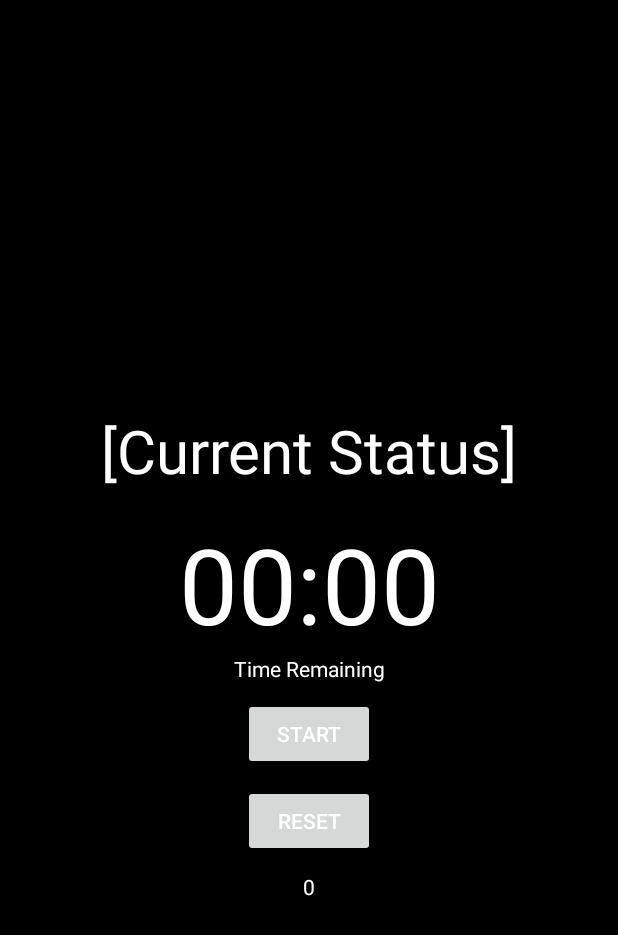
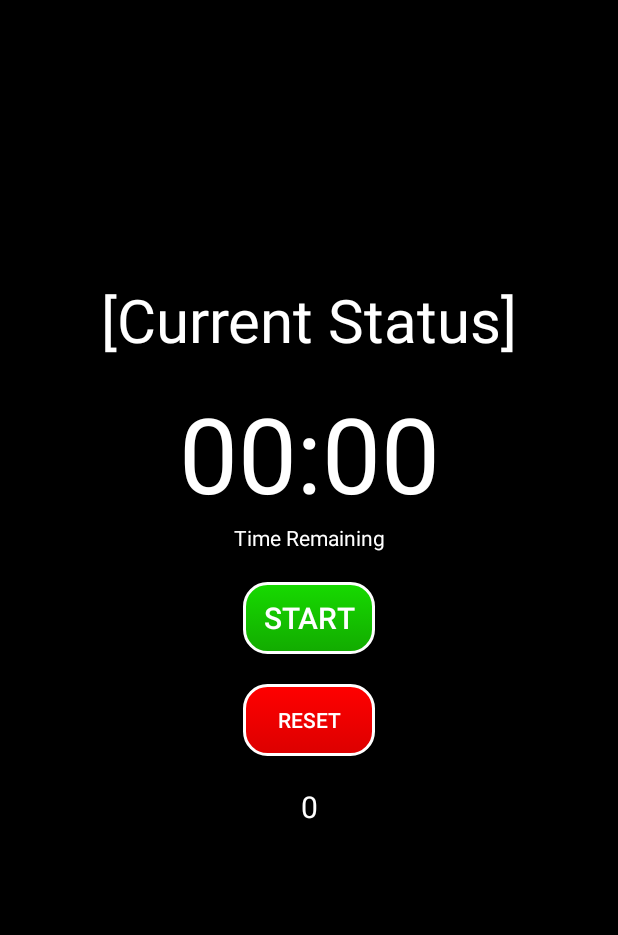
Before and after one commit to shuaybk/SirBoxalot, an Android app: the layout activity_main.xml on its own in the app's theme, with its tools: preview values and no code run, on a phone screen of 412 x 824 dp. Shown: the top 935 px of the screen. Run offline under Robolectric (Android 15) with nearby library versions, the phone set to English and light mode, and no system bars.

Commit message:
Add polish: Custom buttons

```diff
--- /dev/null
+++ b/app/src/main/res/drawable/green_button.xml
@@ -0,0 +1,8 @@
+<?xml version="1.0" encoding="utf-8"?>
+<selector xmlns:android="http://schemas.android.com/apk/res/android">
+    <item
+        android:state_pressed="true"
+        android:drawable="@drawable/green_button_pressed" />
+    <item
+        android:drawable="@drawable/green_button_default" />
+</selector>
--- /dev/null
+++ b/app/src/main/res/drawable/green_button_default.xml
@@ -0,0 +1,23 @@
+<?xml version="1.0" encoding="utf-8"?>
+<shape xmlns:android="http://schemas.android.com/apk/res/android"
+    android:shape="rectangle" >
+
+    <gradient
+        android:angle="90"
+        android:startColor="@color/greenDark"
+        android:endColor="@color/greenBright" />
+
+    <padding
+        android:bottom="10dp"
+        android:left="10dp"
+        android:right="10dp"
+        android:top="10dp" />
+
+    <stroke
+        android:width="2dp"
+        android:color="@color/white" />
+
+    <corners android:radius="15dp" />
+
+
+</shape>
--- /dev/null
+++ b/app/src/main/res/drawable/green_button_pressed.xml
@@ -0,0 +1,23 @@
+<?xml version="1.0" encoding="utf-8"?>
+<shape xmlns:android="http://schemas.android.com/apk/res/android"
+    android:shape="rectangle" >
+
+    <gradient
+        android:angle="90"
+        android:startColor="#15C300"
+        android:endColor="#19EA00" />
+
+    <padding
+        android:bottom="10dp"
+        android:left="10dp"
+        android:right="10dp"
+        android:top="10dp" />
+
+    <stroke
+        android:width="2dp"
+        android:color="@color/white" />
+
+    <corners android:radius="15dp" />
+
+
+</shape>
--- /dev/null
+++ b/app/src/main/res/drawable/plain_button.xml
@@ -0,0 +1,8 @@
+<?xml version="1.0" encoding="utf-8"?>
+<selector xmlns:android="http://schemas.android.com/apk/res/android">
+    <item
+        android:state_pressed="true"
+        android:drawable="@drawable/plain_button_pressed" />
+    <item
+        android:drawable="@drawable/plain_button_default" />
+</selector>
--- /dev/null
+++ b/app/src/main/res/drawable/plain_button_default.xml
@@ -0,0 +1,23 @@
+<?xml version="1.0" encoding="utf-8"?>
+<shape xmlns:android="http://schemas.android.com/apk/res/android"
+    android:shape="rectangle" >
+
+    <gradient
+        android:angle="90"
+        android:startColor="#888888"
+        android:endColor="#B3B3B3" />
+
+    <padding
+        android:bottom="10dp"
+        android:left="10dp"
+        android:right="10dp"
+        android:top="10dp" />
+
+    <stroke
+        android:width="2dp"
+        android:color="@color/white" />
+
+    <corners android:radius="15dp" />
+
+
+</shape>
--- /dev/null
+++ b/app/src/main/res/drawable/plain_button_pressed.xml
@@ -0,0 +1,23 @@
+<?xml version="1.0" encoding="utf-8"?>
+<shape xmlns:android="http://schemas.android.com/apk/res/android"
+    android:shape="rectangle" >
+
+    <gradient
+        android:angle="90"
+        android:startColor="#ACACAC"
+        android:endColor="#D6D6D6" />
+
+    <padding
+        android:bottom="10dp"
+        android:left="10dp"
+        android:right="10dp"
+        android:top="10dp" />
+
+    <stroke
+        android:width="2dp"
+        android:color="@color/white" />
+
+    <corners android:radius="15dp" />
+
+
+</shape>
--- /dev/null
+++ b/app/src/main/res/drawable/red_button.xml
@@ -0,0 +1,8 @@
+<?xml version="1.0" encoding="utf-8"?>
+<selector xmlns:android="http://schemas.android.com/apk/res/android">
+    <item
+        android:state_pressed="true"
+        android:drawable="@drawable/red_button_pressed" />
+    <item
+        android:drawable="@drawable/red_button_default" />
+</selector>
--- /dev/null
+++ b/app/src/main/res/drawable/red_button_default.xml
@@ -0,0 +1,23 @@
+<?xml version="1.0" encoding="utf-8"?>
+<shape xmlns:android="http://schemas.android.com/apk/res/android"
+    android:shape="rectangle" >
+
+    <gradient
+        android:angle="90"
+        android:startColor="#DC0000"
+        android:endColor="#FF0000" />
+
+    <padding
+        android:bottom="10dp"
+        android:left="10dp"
+        android:right="10dp"
+        android:top="10dp" />
+
+    <stroke
+        android:width="2dp"
+        android:color="@color/white" />
+
+    <corners android:radius="15dp" />
+
+
+</shape>
--- /dev/null
+++ b/app/src/main/res/drawable/red_button_pressed.xml
@@ -0,0 +1,23 @@
+<?xml version="1.0" encoding="utf-8"?>
+<shape xmlns:android="http://schemas.android.com/apk/res/android"
+    android:shape="rectangle" >
+
+    <gradient
+        android:angle="90"
+        android:startColor="#FF0000"
+        android:endColor="#FF7272" />
+
+    <padding
+        android:bottom="10dp"
+        android:left="10dp"
+        android:right="10dp"
+        android:top="10dp" />
+
+    <stroke
+        android:width="2dp"
+        android:color="@color/white" />
+
+    <corners android:radius="15dp" />
+
+
+</shape>
--- a/app/src/main/res/layout/activity_main.xml
+++ b/app/src/main/res/layout/activity_main.xml
@@ -32,7 +32,7 @@
             android:id="@+id/round_time_remaining_header"
             android:layout_width="wrap_content"
             android:layout_height="wrap_content"
-            android:layout_marginBottom="10dp"
+            android:layout_marginBottom="20dp"
             android:text="@string/round_time_remaining_header"
             app:layout_constraintBottom_toTopOf="@id/start_button"
             app:layout_constraintEnd_toEndOf="parent"
@@ -42,17 +42,20 @@
             android:id="@+id/start_button"
             android:layout_width="wrap_content"
             android:layout_height="wrap_content"
+            android:background="@drawable/green_button"
+            android:textSize="20sp"
             android:text="Start"
             app:layout_constraintBottom_toBottomOf="parent"
             app:layout_constraintEnd_toEndOf="parent"
             app:layout_constraintStart_toStartOf="parent"
-            app:layout_constraintTop_toTopOf="parent"
-            app:layout_constraintVertical_bias="0.6" />
+            app:layout_constraintTop_toTopOf="parent" />
 
         <Button
             android:id="@+id/pause_button"
             android:layout_width="wrap_content"
             android:layout_height="wrap_content"
+            android:background="@drawable/plain_button"
+            android:textSize="20sp"
             android:text="Pause"
             android:visibility="invisible"
             app:layout_constraintTop_toTopOf="@id/start_button"
@@ -63,6 +66,8 @@
             android:id="@+id/forward_button"
             android:layout_width="wrap_content"
             android:layout_height="wrap_content"
+            android:background="@drawable/plain_button"
+            android:textSize="20sp"
             android:text=">"
             android:visibility="gone"
             android:layout_marginStart="20dp"
@@ -73,20 +78,22 @@
             android:id="@+id/reset_button"
             android:layout_width="wrap_content"
             android:layout_height="wrap_content"
+            android:layout_marginTop="20dp"
+            android:background="@drawable/red_button"
             android:text="Reset"
-            android:layout_marginTop="10dp"
-            app:layout_constraintTop_toBottomOf="@id/start_button"
             app:layout_constraintEnd_toEndOf="parent"
-            app:layout_constraintStart_toStartOf="parent" />
+            app:layout_constraintStart_toStartOf="parent"
+            app:layout_constraintTop_toBottomOf="@id/start_button" />
 
         <TextView
             android:id="@+id/rounds_remaining"
             android:layout_width="wrap_content"
             android:layout_height="wrap_content"
-            android:layout_marginTop="10dp"
+            android:layout_marginTop="20dp"
+            android:textSize="20sp"
             android:text="0"
+            app:layout_constraintEnd_toEndOf="parent"
             app:layout_constraintStart_toStartOf="parent"
-            app:layout_constraintEnd_toEndOf="parent"
             app:layout_constraintTop_toBottomOf="@id/reset_button" />
 
     </androidx.constraintlayout.widget.ConstraintLayout>
--- a/app/src/main/res/values/colors.xml
+++ b/app/src/main/res/values/colors.xml
@@ -6,4 +6,8 @@
     <color name="colorTextPrimary">#FFFFFF</color>
     <color name="colorTextContrast">#000000</color>
     <color name="colorTextHint">#979797</color>
+
+    <color name="greenBright">#17DA00</color>
+    <color name="greenDark">#12AB00</color>
+    <color name="white">#FFFFFF</color>
 </resources>
```
